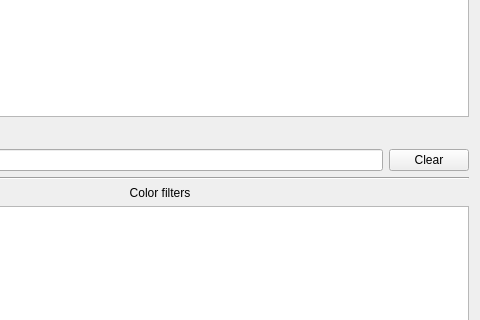
Qt form neurolabi/gui/dialogs/flyembodyinfodialog.ui (janelia-flyem/NeuTu) before a commit; both pictures show x 160 to 640 and y 317 to 637 of the 640 by 800 pixel window.
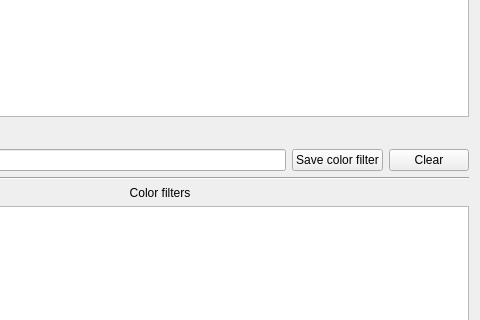
The same form after that commit.

Commit message: renamed several variables for clarity now that we have multiple tables and views

Patch:
```diff
--- a/neurolabi/gui/dialogs/flyembodyinfodialog.ui
+++ b/neurolabi/gui/dialogs/flyembodyinfodialog.ui
@@ -105,6 +105,13 @@
        </property>
       </widget>
      </item>
+     <item>
+      <widget class="QPushButton" name="saveColorFilterButton">
+       <property name="text">
+        <string>Save color filter</string>
+       </property>
+      </widget>
+     </item>
      <item>
       <widget class="QPushButton" name="clearFilterButton">
        <property name="text">
```
Left out of the diff: 4 changed lines with no effect on the pictures. The commit also changes 2 other files.
